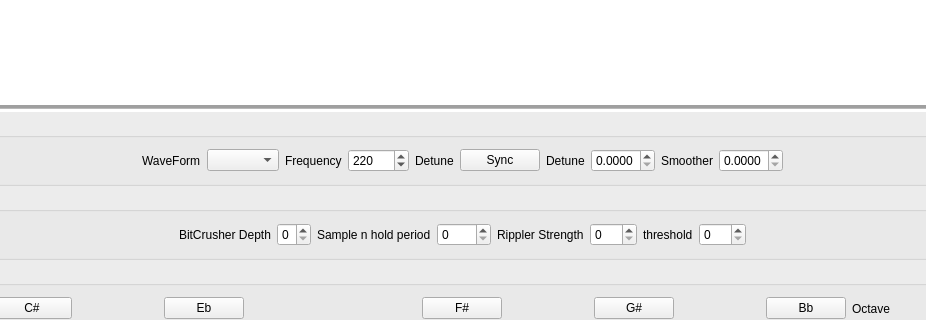
The window that Synth5/mainwindow.ui (djeemie2000/SynthPlayground) describes before a commit, drawn with Qt 5; both pictures show x 146 to 1072 and y 135 to 455 of the 1343 by 544 pixel window.
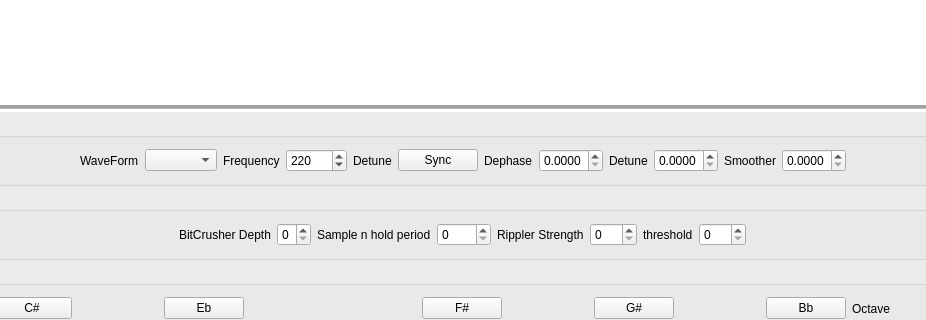
The same window after the commit.

Commit message: Dephase-able oscillator

```diff
--- a/Synth5/mainwindow.ui
+++ b/Synth5/mainwindow.ui
@@ -130,6 +130,26 @@
             </property>
            </widget>
           </item>
+          <item>
+           <widget class="QLabel" name="label">
+            <property name="text">
+             <string>Dephase</string>
+            </property>
+           </widget>
+          </item>
+          <item>
+           <widget class="QDoubleSpinBox" name="doubleSpinBox_Dephase">
+            <property name="decimals">
+             <number>4</number>
+            </property>
+            <property name="maximum">
+             <double>1.000000000000000</double>
+            </property>
+            <property name="singleStep">
+             <double>0.000100000000000</double>
+            </property>
+           </widget>
+          </item>
           <item>
            <widget class="QLabel" name="label_11">
             <property name="text">
```
The commit also changes 5 other files.
